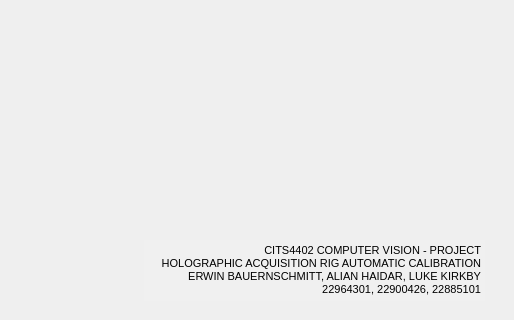
Qt form sourcecode/gui.ui (alian1001/Holographic-Acquisition-Calibration-Tool) before a commit; both pictures show x 676 to 1190 and y 170 to 490 of the 1190 by 490 pixel window.
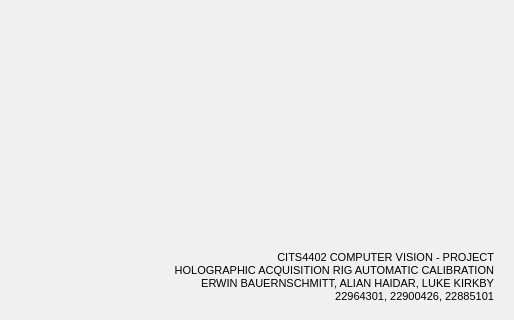
The same form after that commit. Icons and pictures are not drawn.

```diff
--- a/sourcecode/gui.ui
+++ b/sourcecode/gui.ui
@@ -145,8 +145,8 @@
   <widget class="QTextBrowser" name="info_label">
    <property name="geometry">
     <rect>
-     <x>820</x>
-     <y>410</y>
+     <x>833</x>
+     <y>417</y>
      <width>341</width>
      <height>61</height>
     </rect>
```
Left out of the diff: 2 changed lines with no effect on the pictures.
